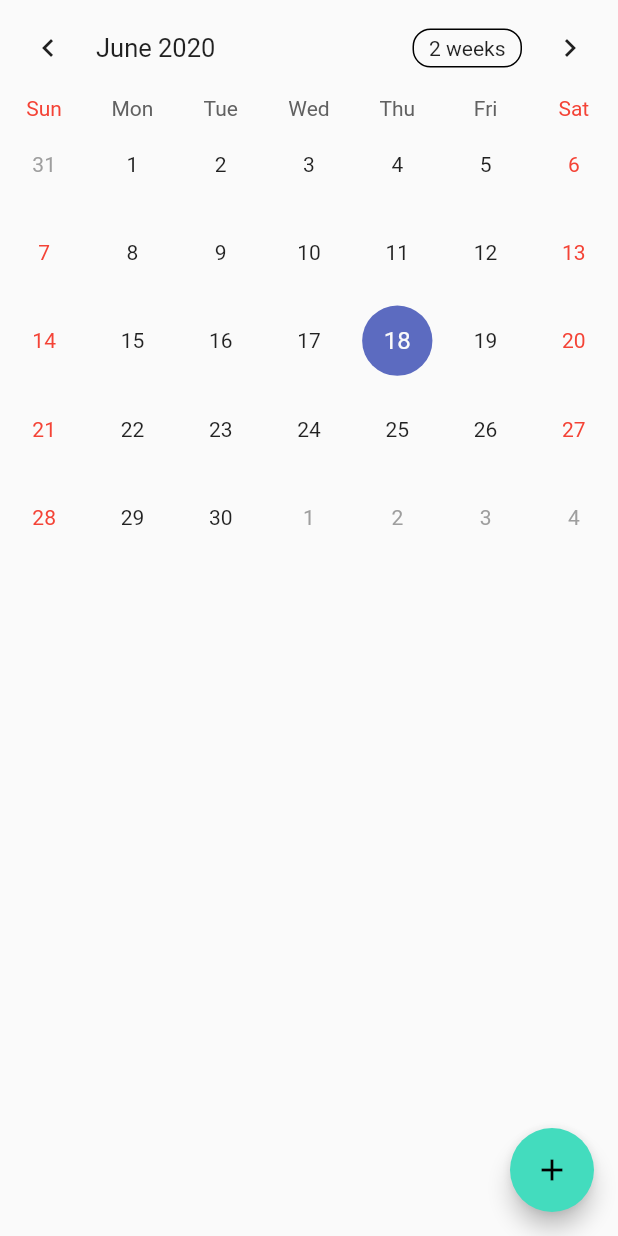
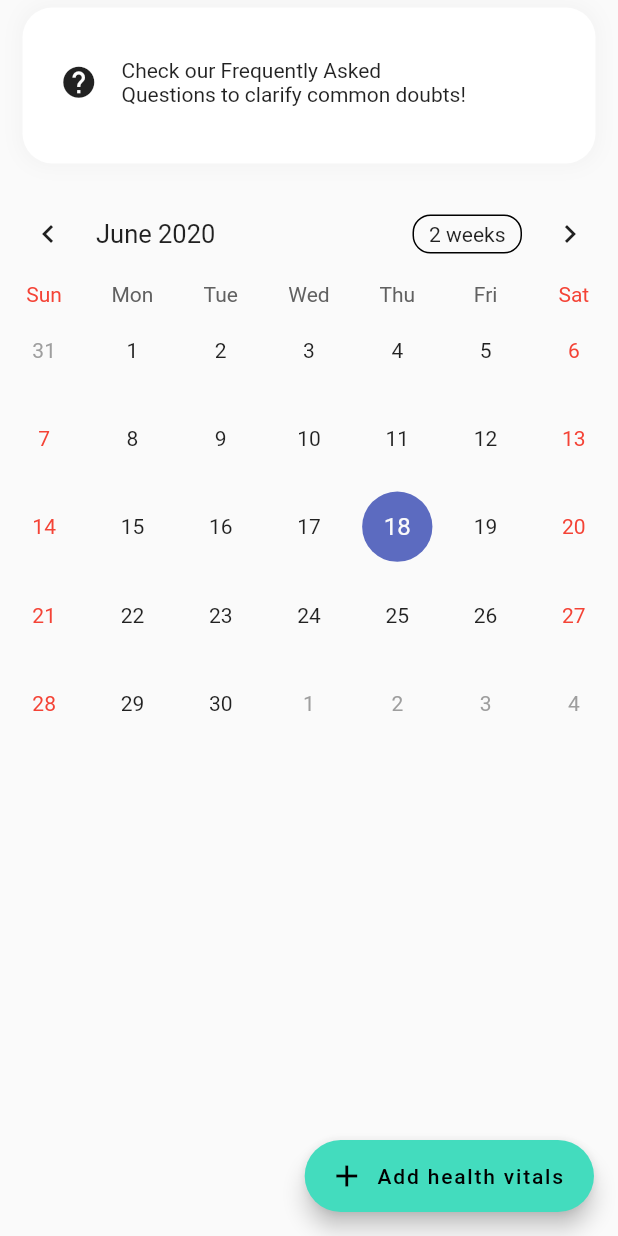
Before and after one commit to manyaagarwal/CovidCare, a Flutter app: the Calendar screen opened directly, on a phone screen of 412 x 824 dp. Run offline on Flutter 3.47's test engine with Material 2 defaults, Android fonts, the phone set to English and light mode, and no system bars; drawn by our look-alikes of table_calendar; our stand-ins replace firebase_auth, fl_chart, google_sign_in; accounts and stored records are empty.

Commit message:
add FAQ navigation

```diff
--- a/covid_care/lib/Calendar_Questionaire.dart
+++ b/covid_care/lib/Calendar_Questionaire.dart
@@ -1,3 +1,4 @@
+import 'package:covidcare/faq.dart';
 import 'package:covidcare/subpage.dart';
 import 'package:flutter/material.dart';
 import 'package:table_calendar/table_calendar.dart';
@@ -19,23 +20,53 @@
   @override
   Widget build(BuildContext context) {
     return Scaffold(
-      body: SingleChildScrollView(
+      body: Center(
         child: Column(
           crossAxisAlignment: CrossAxisAlignment.start,
           children: <Widget>[
+            Container(
+                padding: EdgeInsets.fromLTRB(25, 18, 25, 22),
+                margin: EdgeInsets.fromLTRB(15, 5, 15, 15),
+                decoration: BoxDecoration(
+                  color: Colors.white,
+                  borderRadius: BorderRadius.all(Radius.circular(20)),
+                  boxShadow: [
+                    BoxShadow(
+                      color: Colors.grey.withOpacity(0.08),
+                      blurRadius: 10,
+                      spreadRadius: 2,
+                      offset: Offset(0, 0),
+                    ),
+                  ],
+                ),
+                child: InkWell(
+                  onTap: () {
+                    navigateToFAQ(context);
+                    },
+                  child: Row(
+                    children: <Widget>[
+                      Icon(Icons.help, size: 25,),
+                      Container(
+                        padding: EdgeInsets.all(16.0),
+                        width: MediaQuery.of(context).size.width - 150,
+                        child: Text("Check our Frequently Asked Questions to clarify common doubts!"),
+                      )
+                    ],
+                  ),
+                )
+            ),
             TableCalendar(
                 calendarController: _controller,
                 ),
           ]
         ),
       ),
-      floatingActionButton: FloatingActionButton(
+      floatingActionButton: FloatingActionButton.extended(
         onPressed: (){
           navigateToSubPage(context);
         },
-        child:
-          Icon(Icons.add),
-//        backgroundColor: Colors.blueGrey,
+        icon: Icon(Icons.add),
+        label: Text("Add health vitals"),
       ),
     );
   }
@@ -45,3 +76,7 @@
 Future navigateToSubPage(context) async {
   Navigator.push(context, MaterialPageRoute(builder: (context) => SubPage()));
 }
+
+Future navigateToFAQ(context) async {
+  Navigator.push(context, MaterialPageRoute(builder: (context) => FAQpage()));
+}
--- a/covid_care/lib/main.dart
+++ b/covid_care/lib/main.dart
@@ -8,7 +8,6 @@
 void main() => runApp(MyApp());
 
 class MyApp extends StatelessWidget {
-
 
   // This widget is the root of your application.
   @override
```
Also changed, not shown: covid_care/lib/chart.dart (+50 -27 lines), covid_care/lib/faq.dart (+1 -13 lines), covid_care/lib/home.dart (+37 -7 lines), covid_care/lib/subpage.dart (+18 -25 lines).
